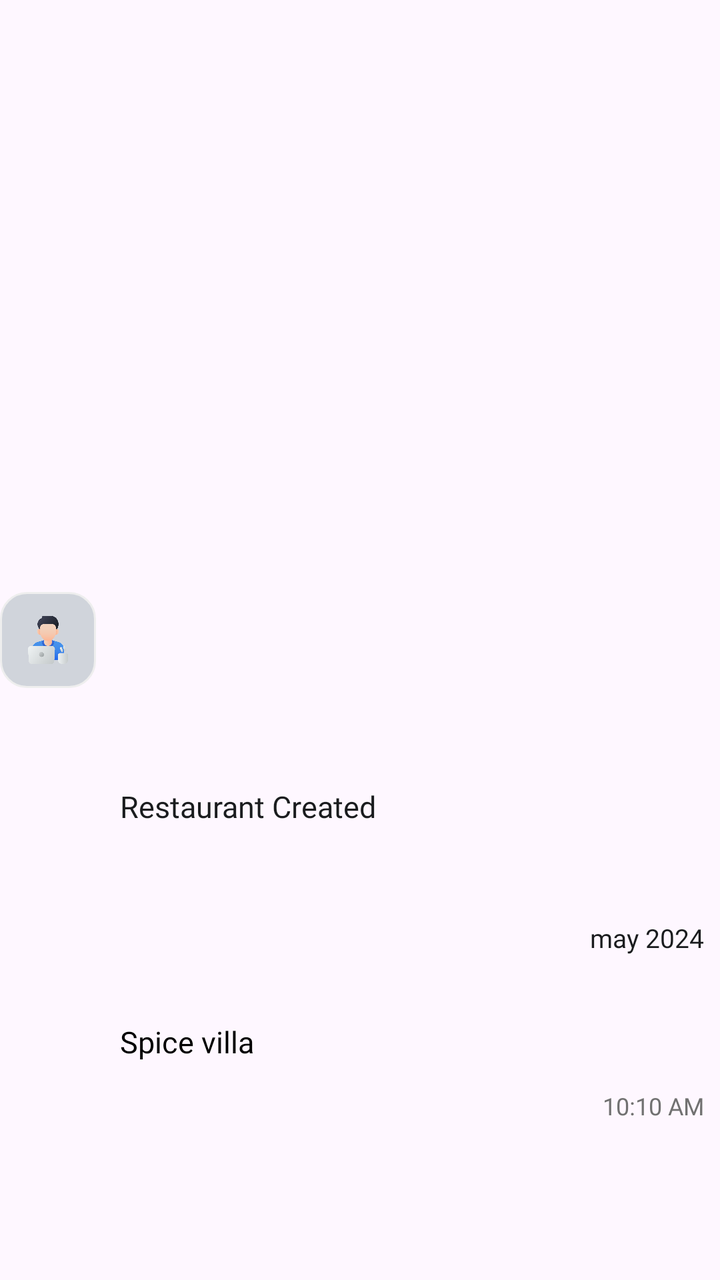
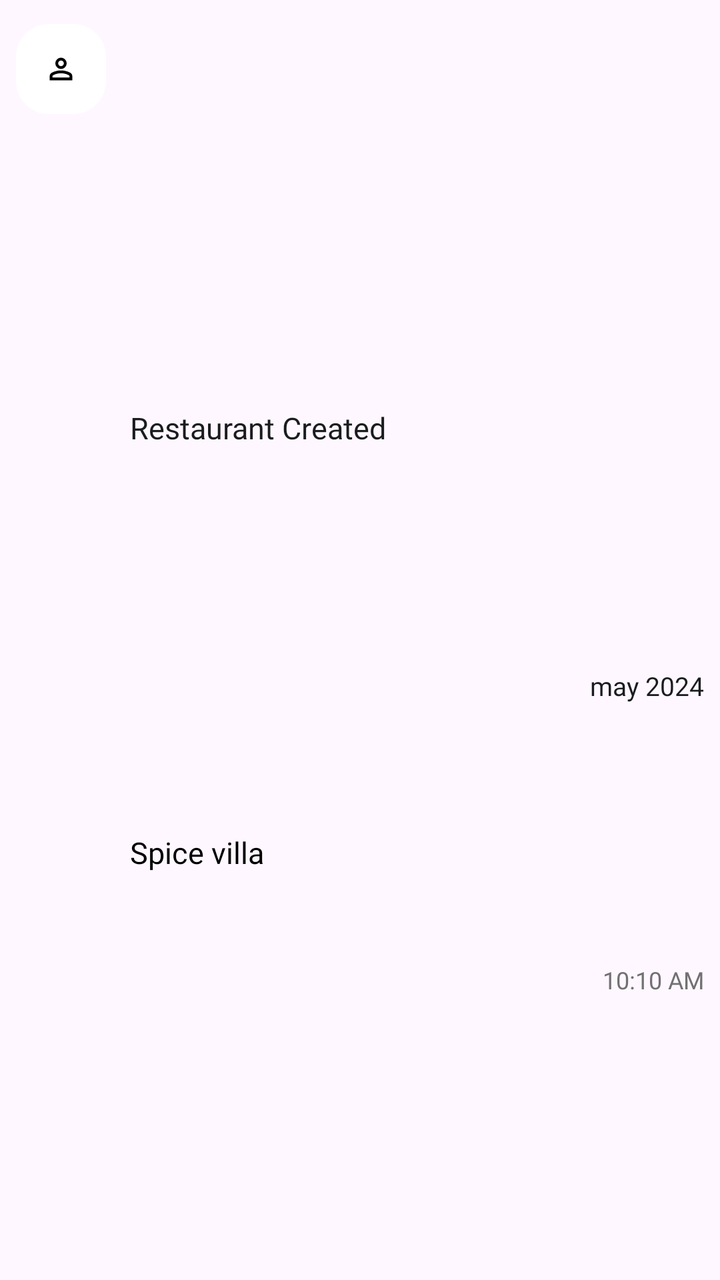

Compare the two renders of this Android layout. The source of the first and the diff that turns it into the second are given below.
<!-- AndroidManifest.xml: application theme Theme.MasterDashboard -->
<!-- res/layout/item_recent_activity.xml -->
<?xml version="1.0" encoding="utf-8"?>
<androidx.constraintlayout.widget.ConstraintLayout
    xmlns:android="http://schemas.android.com/apk/res/android"
    xmlns:app="http://schemas.android.com/apk/res-auto"
    android:layout_width="match_parent"
    android:layout_height="wrap_content"
    android:paddingVertical="12dp">

    <ImageView
        android:id="@+id/activityIcon"
        android:layout_width="48dp"
        android:layout_height="48dp"
        android:background="@drawable/bg_card_2"
        android:padding="12dp"
        android:src="@drawable/person"
        app:layout_constraintStart_toStartOf="parent"
        app:layout_constraintTop_toTopOf="parent"
        app:layout_constraintBottom_toBottomOf="parent" />

    <TextView
        android:id="@+id/activityTitle"
        android:layout_width="0dp"
        android:layout_height="wrap_content"
        android:text="Restaurant Created"
        android:layout_marginStart="12dp"
        android:layout_marginEnd="8dp"
        android:maxLines="1"
        android:ellipsize="end"
        android:textAppearance="@style/TextAppearance.MyApp.ActivityTitle"
        app:layout_constraintStart_toEndOf="@id/activityIcon"
        app:layout_constraintTop_toTopOf="@id/activityIcon"
        app:layout_constraintEnd_toStartOf="@id/activityDate"
        app:layout_constraintBottom_toTopOf="@id/activitySubtitle" />

    <TextView
        android:id="@+id/activitySubtitle"
        android:layout_width="0dp"
        android:layout_height="wrap_content"
        android:text="Spice villa"
        android:layout_marginEnd="8dp"
        android:maxLines="1"
        android:ellipsize="end"
        android:textAppearance="@style/TextAppearance.MyApp.ActivitySubtext"
        app:layout_constraintStart_toStartOf="@id/activityTitle"
        app:layout_constraintTop_toBottomOf="@id/activityTitle"
        app:layout_constraintEnd_toStartOf="@id/activityDate"
        app:layout_constraintBottom_toBottomOf="parent" />

    <TextView
        android:id="@+id/activityDate"
        android:layout_width="wrap_content"
        android:layout_height="wrap_content"
        android:text="may 2024"
        android:layout_marginEnd="8dp"
        android:textAppearance="@style/TextAppearance.MyApp.ActivityMeta"
        app:layout_constraintEnd_toEndOf="parent"
        app:layout_constraintTop_toTopOf="@id/activityTitle"
        app:layout_constraintBottom_toTopOf="@id/activityTime" />

    <TextView
        android:id="@+id/activityTime"
        android:layout_width="wrap_content"
        android:layout_height="wrap_content"
        android:text="10:10 AM"
        android:layout_marginEnd="8dp"
        android:textAppearance="@style/TextAppearance.MyApp.CaptionSmall"
        app:layout_constraintEnd_toEndOf="parent"
        app:layout_constraintTop_toBottomOf="@id/activityDate"
        app:layout_constraintBottom_toBottomOf="parent" />

</androidx.constraintlayout.widget.ConstraintLayout>
<!-- resources referenced by this layout -->
<resources>
  <!-- drawable bg_card_2 (drawable) -->
  <?xml version="1.0" encoding="utf-8"?>
  <shape xmlns:android="http://schemas.android.com/apk/res/android">
      <solid android:color="#D0D4DB"/>
      <corners android:radius="13dp"/>
      <stroke
          android:width="1dp"
          android:color="#EEEEEE"/>
  </shape>
  <!-- drawable person: png bitmap (drawable, 31471 bytes) -->
  <style name="TextAppearance.MyApp.ActivityMeta">
          <item name="android:textSize">13sp</item>
          <item name="android:textColor">#1A1C1E</item>
          <item name="android:fontFamily">@font/poppins_medium</item>
      </style>
  <style name="TextAppearance.MyApp.ActivitySubtext">
          <item name="android:textSize">15sp</item>
          <item name="android:textColor">@color/black</item>
          <item name="android:fontFamily">@font/poppins_bold</item>
      </style>
  <style name="TextAppearance.MyApp.ActivityTitle">
          <item name="android:textSize">15sp</item>
          <item name="android:textColor">#1A1C1E</item>
          <item name="android:fontFamily">@font/poppins_medium</item>
      </style>
  <style name="TextAppearance.MyApp.CaptionSmall">
          <item name="android:textSize">12sp</item>
          <item name="android:textColor">#717171</item>
          <item name="android:fontFamily">@font/poppins_regular</item>
      </style>
  <style name="Theme.MasterDashboard" parent="Base.Theme.MasterDashboard" />
  
  
  
      // For EditText Outline color
  <color name="black">#FF000000</color>
  <style name="Base.Theme.MasterDashboard" parent="Theme.Material3.DayNight.NoActionBar">
          
          
      </style>
</resources>

<!-- the commit's change to res/layout/item_recent_activity.xml (unified diff, before → after) -->
@@ -6,19 +6,28 @@
     android:layout_height="wrap_content"
     android:paddingVertical="12dp">
 
-    <ImageView
-        android:id="@+id/activityIcon"
-        android:layout_width="48dp"
-        android:layout_height="48dp"
-        android:background="@drawable/bg_card_2"
-        android:padding="12dp"
-        android:src="@drawable/person"
+    <FrameLayout
+        android:id="@+id/recent_img_bg"
+        android:layout_width="45dp"
+        android:layout_height="45dp"
+        android:layout_marginStart="8dp"
+        android:layout_marginTop="8dp"
+        android:background="@drawable/bg_card"
+        android:padding="14dp"
+        app:layout_constraintBottom_toTopOf="@+id/card_subtitle"
         app:layout_constraintStart_toStartOf="parent"
-        app:layout_constraintTop_toTopOf="parent"
-        app:layout_constraintBottom_toBottomOf="parent" />
+        app:layout_constraintTop_toBottomOf="@+id/card_tvTitle"
+        app:layout_constraintVertical_bias="0.0">
 
+        <ImageView
+            android:id="@+id/recent_card_icon"
+            android:layout_width="wrap_content"
+            android:layout_height="wrap_content"
+            android:layout_gravity="center"
+            android:src="@drawable/ic_person_24dp" />
+    </FrameLayout>
     <TextView
-        android:id="@+id/activityTitle"
+        android:id="@+id/recent_activityTitle"
         android:layout_width="0dp"
         android:layout_height="wrap_content"
         android:text="Restaurant Created"
@@ -27,13 +36,13 @@
         android:maxLines="1"
         android:ellipsize="end"
         android:textAppearance="@style/TextAppearance.MyApp.ActivityTitle"
-        app:layout_constraintStart_toEndOf="@id/activityIcon"
-        app:layout_constraintTop_toTopOf="@id/activityIcon"
-        app:layout_constraintEnd_toStartOf="@id/activityDate"
-        app:layout_constraintBottom_toTopOf="@id/activitySubtitle" />
+        app:layout_constraintStart_toEndOf="@id/recent_img_bg"
+        app:layout_constraintTop_toTopOf="@id/recent_img_bg"
+        app:layout_constraintEnd_toStartOf="@id/recent_activityDate"
+        app:layout_constraintBottom_toTopOf="@id/recent_activitySubtitle" />
 
     <TextView
-        android:id="@+id/activitySubtitle"
+        android:id="@+id/recent_activitySubtitle"
         android:layout_width="0dp"
         android:layout_height="wrap_content"
         android:text="Spice villa"
@@ -41,31 +50,31 @@
         android:maxLines="1"
         android:ellipsize="end"
         android:textAppearance="@style/TextAppearance.MyApp.ActivitySubtext"
-        app:layout_constraintStart_toStartOf="@id/activityTitle"
-        app:layout_constraintTop_toBottomOf="@id/activityTitle"
-        app:layout_constraintEnd_toStartOf="@id/activityDate"
+        app:layout_constraintStart_toStartOf="@id/recent_activityTitle"
+        app:layout_constraintTop_toBottomOf="@id/recent_activityTitle"
+        app:layout_constraintEnd_toStartOf="@id/recent_activityDate"
         app:layout_constraintBottom_toBottomOf="parent" />
 
     <TextView
-        android:id="@+id/activityDate"
+        android:id="@+id/recent_activityDate"
         android:layout_width="wrap_content"
         android:layout_height="wrap_content"
         android:text="may 2024"
         android:layout_marginEnd="8dp"
         android:textAppearance="@style/TextAppearance.MyApp.ActivityMeta"
         app:layout_constraintEnd_toEndOf="parent"
-        app:layout_constraintTop_toTopOf="@id/activityTitle"
-        app:layout_constraintBottom_toTopOf="@id/activityTime" />
+        app:layout_constraintTop_toTopOf="@id/recent_activityTitle"
+        app:layout_constraintBottom_toTopOf="@id/recent_activityTime" />
 
     <TextView
-        android:id="@+id/activityTime"
+        android:id="@+id/recent_activityTime"
         android:layout_width="wrap_content"
         android:layout_height="wrap_content"
         android:text="10:10 AM"
         android:layout_marginEnd="8dp"
         android:textAppearance="@style/TextAppearance.MyApp.CaptionSmall"
         app:layout_constraintEnd_toEndOf="parent"
-        app:layout_constraintTop_toBottomOf="@id/activityDate"
+        app:layout_constraintTop_toBottomOf="@id/recent_activityDate"
         app:layout_constraintBottom_toBottomOf="parent" />
 
 </androidx.constraintlayout.widget.ConstraintLayout>
<!-- resource entries referenced after the edit -->
@@ -1,15 +1,24 @@
 <!-- resources referenced by this layout -->
 <resources>
-  <!-- drawable bg_card_2 (drawable) -->
+  <!-- drawable bg_card (drawable) -->
   <?xml version="1.0" encoding="utf-8"?>
   <shape xmlns:android="http://schemas.android.com/apk/res/android">
-      <solid android:color="#D0D4DB"/>
-      <corners android:radius="13dp"/>
+      <solid android:color="#FFFFFF"/>
+      <corners android:radius="16dp"/>
       <stroke
           android:width="1dp"
-          android:color="#EEEEEE"/>
+          android:color="#ffffff"/>
   </shape>
-  <!-- drawable person: png bitmap (drawable, 31471 bytes) -->
+  <!-- drawable ic_person_24dp (drawable) -->
+  <vector xmlns:android="http://schemas.android.com/apk/res/android"
+      android:width="24dp"
+      android:height="24dp"
+      android:viewportWidth="960"
+      android:viewportHeight="960">
+    <path
+        android:pathData="M480,480q-66,0 -113,-47t-47,-113q0,-66 47,-113t113,-47q66,0 113,47t47,113q0,66 -47,113t-113,47ZM160,800v-112q0,-34 17.5,-62.5T224,582q62,-31 126,-46.5T480,520q66,0 130,15.5T736,582q29,15 46.5,43.5T800,688v112L160,800ZM240,720h480v-32q0,-11 -5.5,-20T700,654q-54,-27 -109,-40.5T480,600q-56,0 -111,13.5T260,654q-9,5 -14.5,14t-5.5,20v32ZM480,400q33,0 56.5,-23.5T560,320q0,-33 -23.5,-56.5T480,240q-33,0 -56.5,23.5T400,320q0,33 23.5,56.5T480,400ZM480,320ZM480,720Z"
+        android:fillColor="@color/black"/>
+  </vector>
   <style name="TextAppearance.MyApp.ActivityMeta">
           <item name="android:textSize">13sp</item>
           <item name="android:textColor">#1A1C1E</item>
